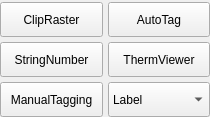
Old version of the form windows/therm_tools.ui in the repository sensehawk/qgis_plugin.
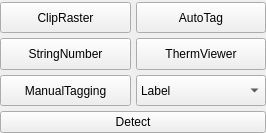
New version of the form.

Commit message: number of images tagged enable label task bugfix

```diff
--- a/windows/therm_tools.ui
+++ b/windows/therm_tools.ui
@@ -6,8 +6,8 @@
    <rect>
     <x>0</x>
     <y>0</y>
-    <width>210</width>
-    <height>117</height>
+    <width>266</width>
+    <height>133</height>
    </rect>
   </property>
   <property name="sizePolicy">
@@ -154,6 +154,13 @@
      </item>
     </widget>
    </item>
+   <item row="3" column="0" colspan="2">
+    <widget class="QPushButton" name="sidv2_detect_button">
+     <property name="text">
+      <string>Detect</string>
+     </property>
+    </widget>
+   </item>
   </layout>
  </widget>
  <resources/>
```
The commit also changes 3 other files.
